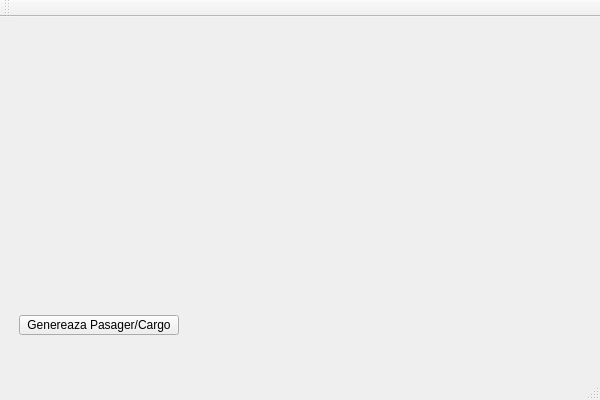
malariogaming/Proiect_POO, file Proiect_POO/Proiect_POO/MainWindow.ui: the form before one commit.
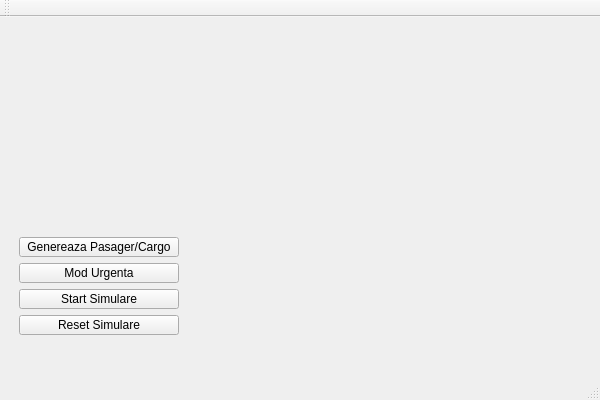
The form after the commit. The open tabs and pages were chosen to show the change.

```diff
--- a/Proiect_POO/Proiect_POO/MainWindow.ui
+++ b/Proiect_POO/Proiect_POO/MainWindow.ui
@@ -175,6 +175,45 @@
          </property>
         </widget>
        </item>
+       <item>
+        <widget class="QPushButton" name="btnUrgenta">
+         <property name="maximumSize">
+          <size>
+           <width>160</width>
+           <height>20</height>
+          </size>
+         </property>
+         <property name="text">
+          <string>Mod Urgenta</string>
+         </property>
+        </widget>
+       </item>
+       <item>
+        <widget class="QPushButton" name="btnStartSimulare">
+         <property name="maximumSize">
+          <size>
+           <width>160</width>
+           <height>20</height>
+          </size>
+         </property>
+         <property name="text">
+          <string>Start Simulare</string>
+         </property>
+        </widget>
+       </item>
+       <item>
+        <widget class="QPushButton" name="btnReset">
+         <property name="maximumSize">
+          <size>
+           <width>160</width>
+           <height>20</height>
+          </size>
+         </property>
+         <property name="text">
+          <string>Reset Simulare</string>
+         </property>
+        </widget>
+       </item>
       </layout>
      </widget>
     </widget>
```
